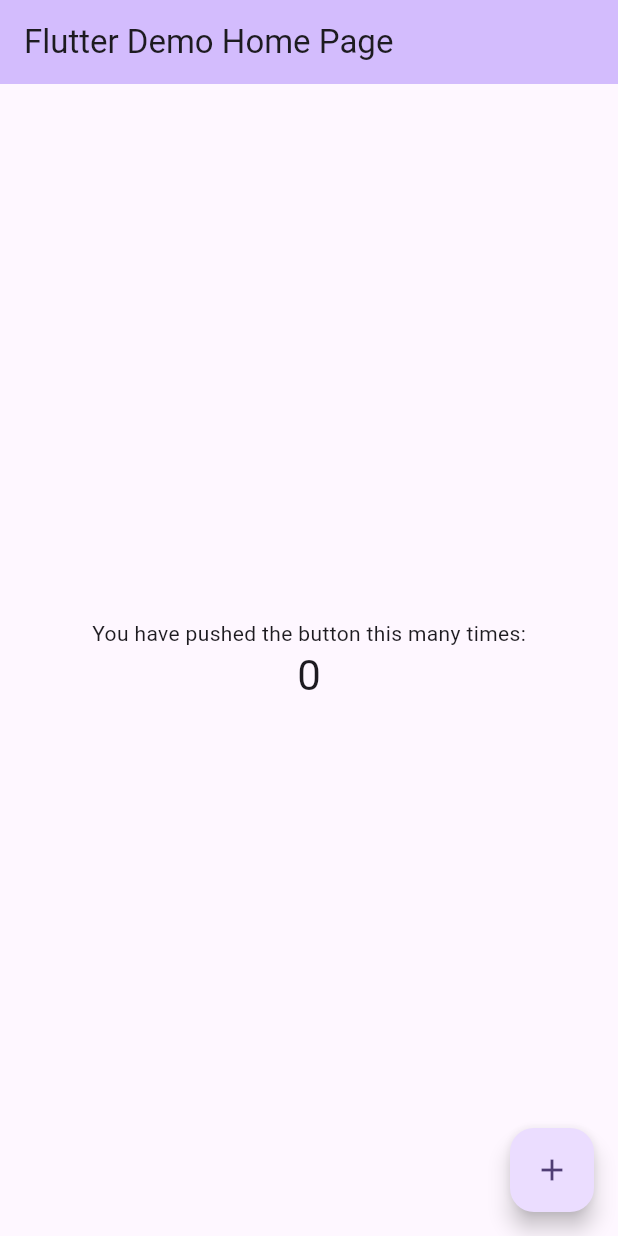
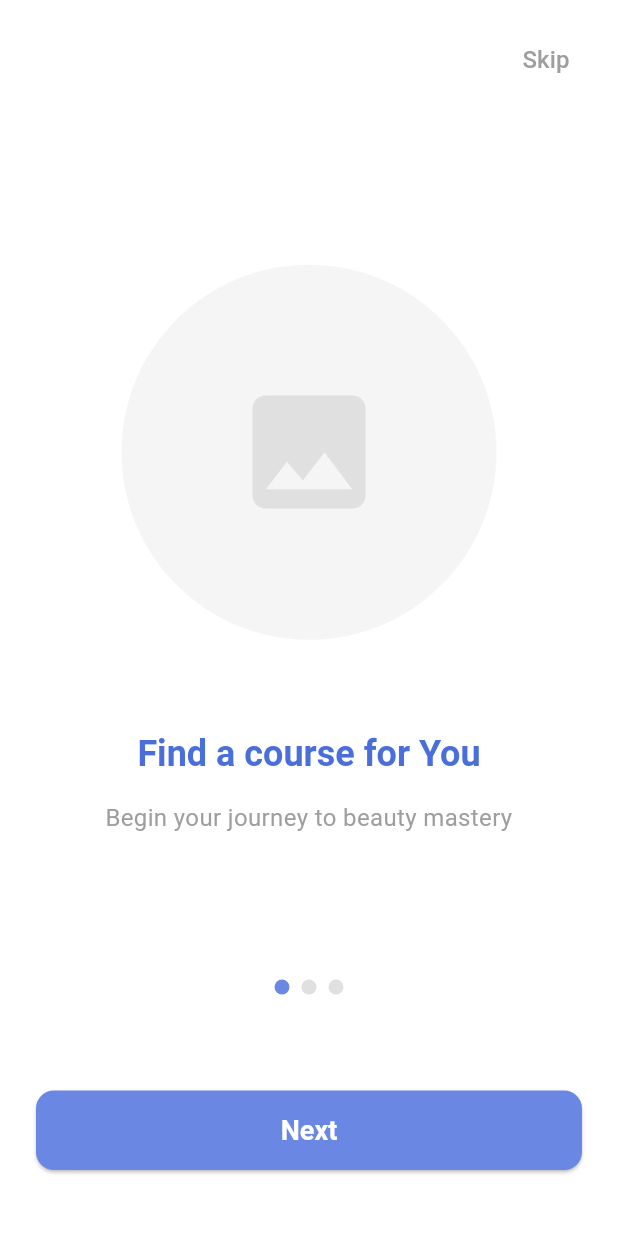
Before and after one commit to D-Agbikossi/style_her_app, a Flutter app: the screen it shows after launch, on a phone screen of 412 x 824 dp. Run offline on Flutter 3.47's test engine with Material 3 defaults, Android fonts, the phone set to English and light mode, and no system bars; drawn by our look-alikes of smooth_page_indicator; our stand-ins replace firebase_core; accounts and stored records are empty.

Commit message:
Added dependcies to pubspec.yaml, Edited main.dart file and created and edited onboarding screen

```diff
--- a/frontend/lib/main.dart
+++ b/frontend/lib/main.dart
@@ -1,130 +1,94 @@
 import 'package:flutter/material.dart';
+import 'package:flutter/services.dart';
+import 'package:frontend/screens/onboarding_screen.dart';
 import 'package:firebase_core/firebase_core.dart';
 import 'firebase_options.dart';
 
-
 Future<void> main() async {
   WidgetsFlutterBinding.ensureInitialized();
-  await Firebase.initializeApp(
-    options: DefaultFirebaseOptions.currentPlatform,
-  );
+  await Firebase.initializeApp(options: DefaultFirebaseOptions.currentPlatform);
   runApp(const MyApp());
 }
 
+//  main appcolors
+const Color kPrimaryColor = Color(0xFF6A88E3);
+const Color kPrimaryText = Color(0xFF4A6FDB);
+const Color kScaffoldBackground = Colors.white;
 
 class MyApp extends StatelessWidget {
   const MyApp({super.key});
 
-  // This widget is the root of your application.
   @override
   Widget build(BuildContext context) {
+    SystemChrome.setSystemUIOverlayStyle(
+      const SystemUiOverlayStyle(
+        statusBarIconBrightness: Brightness.dark,
+        statusBarBrightness: Brightness.light,
+      ),
+    );
+
     return MaterialApp(
-      title: 'Flutter Demo',
+      debugShowCheckedModeBanner: false,
+      title: 'StyleHer App',
       theme: ThemeData(
-        // This is the theme of your application.
-        //
-        // TRY THIS: Try running your application with "flutter run". You'll see
-        // the application has a purple toolbar. Then, without quitting the app,
-        // try changing the seedColor in the colorScheme below to Colors.green
-        // and then invoke "hot reload" (save your changes or press the "hot
-        // reload" button in a Flutter-supported IDE, or press "r" if you used
-        // the command line to start the app).
-        //
-        // Notice that the counter didn't reset back to zero; the application
-        // state is not lost during the reload. To reset the state, use hot
-        // restart instead.
-        //
-        // This works for code too, not just values: Most code changes can be
-        // tested with just a hot reload.
-        colorScheme: ColorScheme.fromSeed(seedColor: Colors.deepPurple),
+        primaryColor: kPrimaryColor,
+        scaffoldBackgroundColor: kScaffoldBackground,
+
+        // button theme
+        elevatedButtonTheme: ElevatedButtonThemeData(
+          style: ElevatedButton.styleFrom(
+            backgroundColor: kPrimaryColor,
+            foregroundColor: Colors.white,
+            padding: const EdgeInsets.symmetric(vertical: 16),
+            shape: RoundedRectangleBorder(
+              borderRadius: BorderRadius.circular(12),
+            ),
+            textStyle: const TextStyle(
+              fontSize: 18,
+              fontWeight: FontWeight.w600,
+            ),
+          ),
+        ),
+
+        // text field theme
+        inputDecorationTheme: InputDecorationTheme(
+          filled: true,
+          fillColor: Colors.grey[50],
+          hintStyle: TextStyle(color: Colors.grey[400]),
+          contentPadding: const EdgeInsets.symmetric(
+            horizontal: 20,
+            vertical: 18,
+          ),
+          border: OutlineInputBorder(
+            borderRadius: BorderRadius.circular(12),
+            borderSide: BorderSide.none,
+          ),
+          enabledBorder: OutlineInputBorder(
+            borderRadius: BorderRadius.circular(12),
+            borderSide: BorderSide.none,
+          ),
+          focusedBorder: OutlineInputBorder(
+            borderRadius: BorderRadius.circular(12),
+            borderSide: const BorderSide(color: kPrimaryColor, width: 2),
+          ),
+        ),
+
+        // text theme
+        textTheme: const TextTheme(
+          displayLarge: TextStyle(
+            fontSize: 34,
+            fontWeight: FontWeight.bold,
+            color: kPrimaryText,
+          ),
+          headlineMedium: TextStyle(
+            fontSize: 24,
+            fontWeight: FontWeight.bold,
+            color: kPrimaryText,
+          ),
+          bodyMedium: TextStyle(fontSize: 16, color: Colors.grey),
+        ),
       ),
-      home: const MyHomePage(title: 'Flutter Demo Home Page'),
+      home: const OnboardingScreen(),
     );
   }
 }
-
-class MyHomePage extends StatefulWidget {
-  const MyHomePage({super.key, required this.title});
-
-  // This widget is the home page of your application. It is stateful, meaning
-  // that it has a State object (defined below) that contains fields that affect
-  // how it looks.
-
-  // This class is the configuration for the state. It holds the values (in this
-  // case the title) provided by the parent (in this case the App widget) and
-  // used by the build method of the State. Fields in a Widget subclass are
-  // always marked "final".
-
-  final String title;
-
-  @override
-  State<MyHomePage> createState() => _MyHomePageState();
-}
-
-class _MyHomePageState extends State<MyHomePage> {
-  int _counter = 0;
-
-  void _incrementCounter() {
-    setState(() {
-      // This call to setState tells the Flutter framework that something has
-      // changed in this State, which causes it to rerun the build method below
-      // so that the display can reflect the updated values. If we changed
-      // _counter without calling setState(), then the build method would not be
-      // called again, and so nothing would appear to happen.
-      _counter++;
-    });
-  }
-
-  @override
-  Widget build(BuildContext context) {
-    // This method is rerun every time setState is called, for instance as done
-    // by the _incrementCounter method above.
-    //
-    // The Flutter framework has been optimized to make rerunning build methods
-    // fast, so that you can just rebuild anything that needs updating rather
-    // than having to individually change instances of widgets.
-    return Scaffold(
-      appBar: AppBar(
-        // TRY THIS: Try changing the color here to a specific color (to
-        // Colors.amber, perhaps?) and trigger a hot reload to see the AppBar
-        // change color while the other colors stay the same.
-        backgroundColor: Theme.of(context).colorScheme.inversePrimary,
-        // Here we take the value from the MyHomePage object that was created by
-        // the App.build method, and use it to set our appbar title.
-        title: Text(widget.title),
-      ),
-      body: Center(
-        // Center is a layout widget. It takes a single child and positions it
-        // in the middle of the parent.
-        child: Column(
-          // Column is also a layout widget. It takes a list of children and
-          // arranges them vertically. By default, it sizes itself to fit its
-          // children horizontally, and tries to be as tall as its parent.
-          //
-          // Column has various properties to control how it sizes itself and
-          // how it positions its children. Here we use mainAxisAlignment to
-          // center the children vertically; the main axis here is the vertical
-          // axis because Columns are vertical (the cross axis would be
-          // horizontal).
-          //
-          // TRY THIS: Invoke "debug painting" (choose the "Toggle Debug Paint"
-          // action in the IDE, or press "p" in the console), to see the
-          // wireframe for each widget.
-          mainAxisAlignment: MainAxisAlignment.center,
-          children: <Widget>[
-            const Text('You have pushed the button this many times:'),
-            Text(
-              '$_counter',
-              style: Theme.of(context).textTheme.headlineMedium,
-            ),
-          ],
-        ),
-      ),
-      floatingActionButton: FloatingActionButton(
-        onPressed: _incrementCounter,
-        tooltip: 'Increment',
-        child: const Icon(Icons.add),
-      ), // This trailing comma makes auto-formatting nicer for build methods.
-    );
-  }
-}
--- a/frontend/lib/screens/onboarding_screen.dart
+++ b/frontend/lib/screens/onboarding_screen.dart
@@ -0,0 +1,165 @@
+import 'package:flutter/material.dart';
+import 'package:smooth_page_indicator/smooth_page_indicator.dart';
+import 'package:frontend/screens/signup_screen.dart';
+import '../main.dart';
+
+class OnboardingScreen extends StatefulWidget {
+  const OnboardingScreen({super.key});
+
+  @override
+  State<OnboardingScreen> createState() => _OnboardingScreenState();
+}
+
+class _OnboardingScreenState extends State<OnboardingScreen> {
+  final PageController _controller = PageController();
+  int _currentPage = 0;
+
+  final List<Map<String, String>> onboardingData = [
+    {
+      "title": "Find a course for You",
+      "subtitle": "Begin your journey to beauty mastery",
+    },
+    {
+      "title": "Connect with Mentors",
+      "subtitle": "Begin your journey to beauty mastery",
+    },
+    {
+      "title": "Get Job Opportunities", // Corrected spelling
+      "subtitle": "Begin your journey to beauty mastery",
+    },
+  ];
+
+  @override
+  Widget build(BuildContext context) {
+    return Scaffold(
+      body: SafeArea(
+        child: Column(
+          children: [
+            // Skip Button
+            Align(
+              alignment: Alignment.topRight,
+              child: Padding(
+                padding: const EdgeInsets.all(16.0),
+                child: TextButton(
+                  onPressed: _skipToSignUp,
+                  child: const Text(
+                    "Skip",
+                    style: TextStyle(color: Colors.grey, fontSize: 16),
+                  ),
+                ),
+              ),
+            ),
+
+            // PageView
+            Expanded(
+              child: PageView.builder(
+                controller: _controller,
+                itemCount: onboardingData.length,
+                onPageChanged: (index) {
+                  setState(() {
+                    _currentPage = index;
+                  });
+                },
+                itemBuilder: (context, index) {
+                  return _OnboardingPage(
+                    title: onboardingData[index]["title"]!,
+                    subtitle: onboardingData[index]["subtitle"]!,
+                  );
+                },
+              ),
+            ),
+
+            // Dots Indicator
+            SmoothPageIndicator(
+              controller: _controller,
+              count: onboardingData.length,
+              effect: const WormEffect(
+                dotColor: Colors.black12,
+                activeDotColor: kPrimaryColor,
+                dotHeight: 10,
+                dotWidth: 10,
+              ),
+            ),
+            const SizedBox(height: 40),
+
+            // Next Button
+            Padding(
+              padding: const EdgeInsets.all(24.0),
+              child: SizedBox(
+                width: double.infinity,
+                child: ElevatedButton(
+                  onPressed: _nextPage,
+                  child: Text(
+                    _currentPage == onboardingData.length - 1
+                        ? "Get Started"
+                        : "Next",
+                  ),
+                ),
+              ),
+            ),
+            const SizedBox(height: 20),
+          ],
+        ),
+      ),
+    );
+  }
+
+  void _nextPage() {
+    if (_currentPage == onboardingData.length - 1) {
+      _skipToSignUp();
+    } else {
+      _controller.nextPage(
+        duration: const Duration(milliseconds: 300),
+        curve: Curves.easeIn,
+      );
+    }
+  }
+
+  void _skipToSignUp() {
+    Navigator.of(context).pushReplacement(
+      MaterialPageRoute(builder: (context) => const SignUpScreen()),
+    );
+  }
+}
+
+class _OnboardingPage extends StatelessWidget {
+  final String title;
+  final String subtitle;
+
+  const _OnboardingPage({required this.title, required this.subtitle});
+
+  @override
+  Widget build(BuildContext context) {
+    return Column(
+      mainAxisAlignment: MainAxisAlignment.center,
+      children: [
+        // --- IMAGE PLACEHOLDER ---
+        // Replace this Container with your Image.asset
+        Container(
+          width: 250,
+          height: 250,
+          decoration: BoxDecoration(
+            color: Colors.grey[100],
+            shape: BoxShape.circle,
+          ),
+          child: Center(
+            child: Icon(Icons.image, size: 100, color: Colors.grey[300]),
+          ),
+        ),
+        // --- END PLACEHOLDER ---
+        const SizedBox(height: 60),
+        Text(
+          title,
+          style: Theme.of(context).textTheme.headlineMedium,
+          textAlign: TextAlign.center,
+        ),
+        const SizedBox(height: 16),
+        Text(
+          subtitle,
+          style: Theme.of(context).textTheme.bodyMedium,
+          textAlign: TextAlign.center,
+        ),
+      ],
+    );
+  }
+}
```
